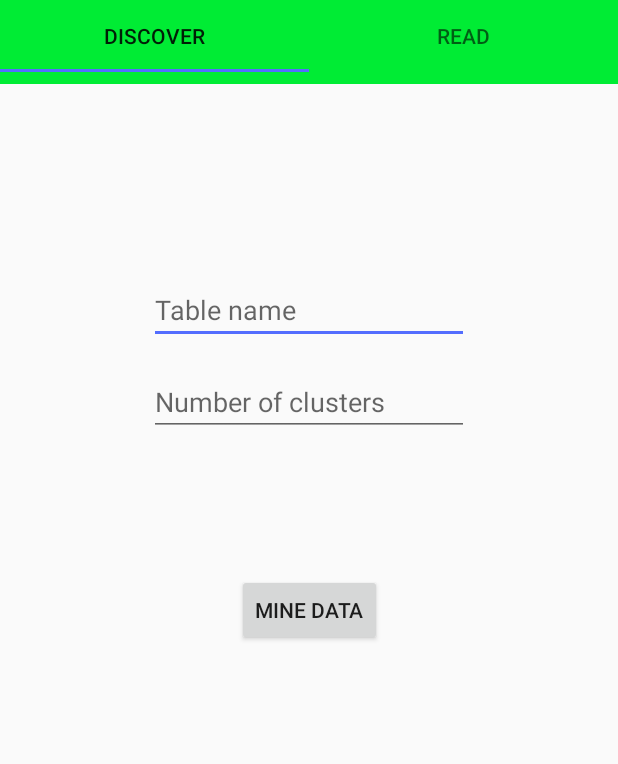
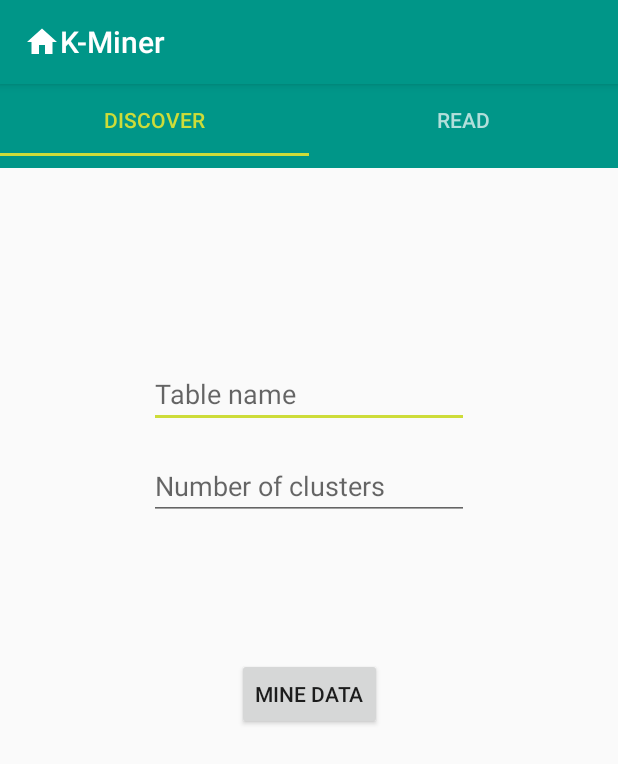
Before and after one commit to PRFina/MAP-KMeans-AndroidClient, an Android app: the screen it shows after launch (MainActivity), on a phone screen of 412 x 824 dp. Shown: the top 764 px of the screen. Run offline under Robolectric (Android 15) with nearby library versions, the phone set to English and light mode, and no system bars.

Commit message:
Update actionBar in activities and layouts

```diff
--- a/app/src/main/java/com/example/prf/Kminer/activities/clusters/ClustersActivity.java
+++ b/app/src/main/java/com/example/prf/Kminer/activities/clusters/ClustersActivity.java
@@ -26,7 +26,7 @@ public class ClustersActivity extends AppCompatActivity {
 
         initRecyclerView(clusterSet);
 
-        getSupportActionBar().setDisplayHomeAsUpEnabled(true);
+
         getSupportActionBar().setTitle(R.string.title_actionBar_clusters);
 
 
--- a/app/src/main/java/com/example/prf/Kminer/activities/main/MainActivity.java
+++ b/app/src/main/java/com/example/prf/Kminer/activities/main/MainActivity.java
@@ -4,6 +4,7 @@ import android.support.design.widget.TabLayout;
 import android.support.v4.app.Fragment;
 import android.support.v4.app.FragmentActivity;
 import android.support.v4.view.ViewPager;
+import android.support.v7.app.ActionBar;
 import android.support.v7.app.AppCompatActivity;
 import android.os.Bundle;
 
@@ -16,7 +17,7 @@ import java.util.List;
  *
  * The logic is delegated to the relate Fragments
  */
-public class MainActivity extends FragmentActivity {
+public class MainActivity extends AppCompatActivity {
 
     private ViewPager pager;
     @Override
@@ -25,6 +26,10 @@ public class MainActivity extends FragmentActivity {
         super.onCreate(savedInstanceState);
         setContentView(R.layout.activity_main);
 
+        getSupportActionBar().setDisplayOptions(ActionBar.DISPLAY_SHOW_HOME |
+                ActionBar.DISPLAY_SHOW_TITLE | ActionBar.DISPLAY_HOME_AS_UP | ActionBar.DISPLAY_USE_LOGO);
+        getSupportActionBar().setIcon(R.drawable.ic_home_black_24dp);
+        getSupportActionBar().setDisplayHomeAsUpEnabled(false);
 
         TabPageAdapter adapter = new TabPageAdapter(getSupportFragmentManager(),
                 getFragments(),
--- /dev/null
+++ b/app/src/main/res/drawable/ic_home_black_24dp.xml
@@ -0,0 +1,5 @@
+<vector android:height="24dp" android:tint="#FFFFFF"
+    android:viewportHeight="24.0" android:viewportWidth="24.0"
+    android:width="24dp" xmlns:android="http://schemas.android.com/apk/res/android">
+    <path android:fillColor="#FF000000" android:pathData="M10,20v-6h4v6h5v-8h3L12,3 2,12h3v8z"/>
+</vector>
--- a/app/src/main/res/layout/activity_main.xml
+++ b/app/src/main/res/layout/activity_main.xml
@@ -1,5 +1,11 @@
 <?xml version="1.0" encoding="utf-8"?>
 
+<android.support.constraint.ConstraintLayout xmlns:android="http://schemas.android.com/apk/res/android"
+    xmlns:app="http://schemas.android.com/apk/res-auto"
+    xmlns:tools="http://schemas.android.com/tools"
+    android:layout_width="match_parent"
+    android:layout_height="match_parent"
+    tools:context="com.example.prf.Kminer.activities.main.MainActivity">
 
         <android.support.v4.view.ViewPager xmlns:android="http://schemas.android.com/apk/res/android"
 
@@ -16,9 +22,9 @@
                 app:tabMode="fixed"
                 android:background="?attr/colorPrimary"
                 android:minHeight="?attr/actionBarSize"
-        app:tabGravity="fill"
-       />
+                app:tabTextColor="@color/primary_light"
+                app:tabSelectedTextColor="@color/accent"
+                app:tabGravity="fill"/>
+        </android.support.v4.view.ViewPager>
 
-
-
-</android.support.v4.view.ViewPager>
+</android.support.constraint.ConstraintLayout>
--- a/app/src/main/res/layout/fragment_discover.xml
+++ b/app/src/main/res/layout/fragment_discover.xml
@@ -10,7 +10,7 @@
         xmlns:tools="http://schemas.android.com/tools"
         android:layout_width="match_parent"
         android:layout_height="match_parent"
-        tools:context="com.example.prf.Kminer.activities.discover.DiscoverActivity">
+        tools:context="com.example.prf.Kminer.activities.main.MainActivity">
 
 
         <EditText
--- a/app/src/main/res/layout/fragment_read.xml
+++ b/app/src/main/res/layout/fragment_read.xml
@@ -10,7 +10,7 @@
         xmlns:tools="http://schemas.android.com/tools"
         android:layout_width="match_parent"
         android:layout_height="match_parent"
-        tools:context="com.example.prf.Kminer.activities.discover.ReadActivity">
+        tools:context="com.example.prf.Kminer.activities.main.MainActivity">
 
         <EditText
             android:id="@+id/fragment_read_txt_table"
--- a/app/src/main/res/values/colors.xml
+++ b/app/src/main/res/values/colors.xml
@@ -1,11 +1,11 @@
 <?xml version="1.0" encoding="utf-8"?>
 <resources>
-    <color name="primary">#00ec34</color>
-    <color name="primary_dark">#00c32b</color>
-    <color name="primary_light">#F0F4C3</color>
-    <color name="accent">#536DFE</color>
+    <color name="primary">#009688</color>
+    <color name="primary_dark">#00796B</color>
+    <color name="primary_light">#B2DFDB</color>
+    <color name="accent">#CDDC39</color>
     <color name="primary_text">#212121</color>
     <color name="secondary_text">#757575</color>
-    <color name="icons">#212121</color>
+    <color name="icons">#FFFFFF</color>
     <color name="divider">#BDBDBD</color>
 </resources>
--- a/app/src/main/res/values/strings.xml
+++ b/app/src/main/res/values/strings.xml
@@ -1,5 +1,5 @@
 <resources>
-    <string name="app_name">KMiner</string>
+    <string name="app_name">K-Miner</string>
     <plurals name="number_of_examples">
         <item quantity="zero"> no samples</item>
         <item quantity="one"> %d sample</item>
```
Lines whose indentation alone changed are shown as unchanged.
